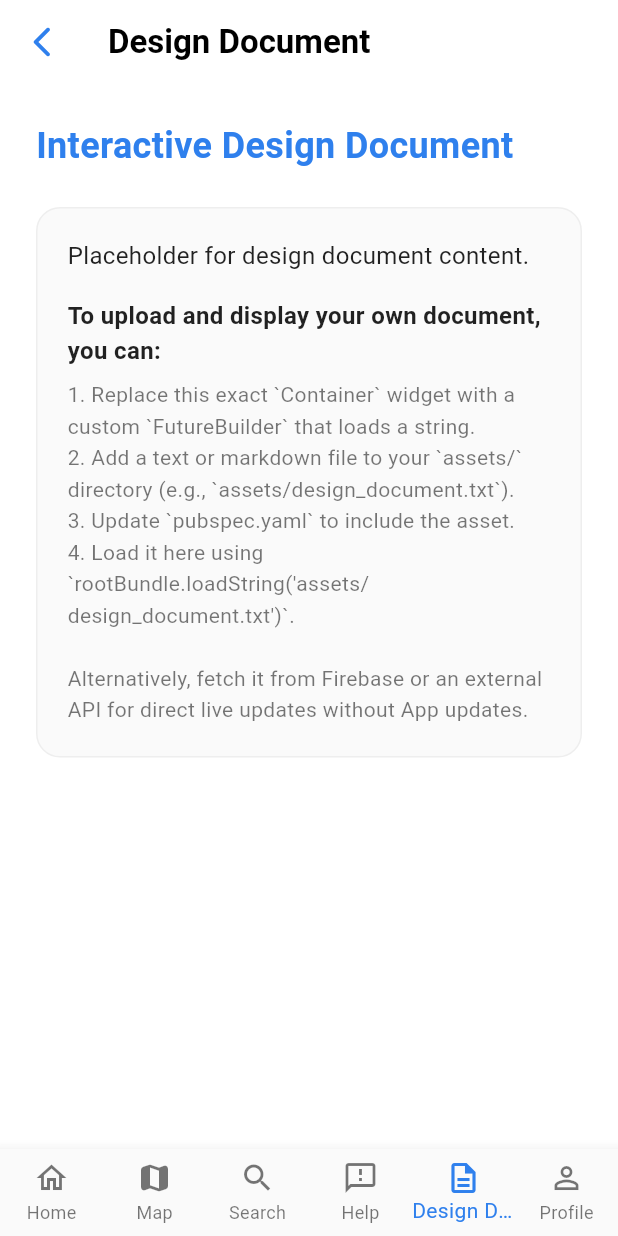
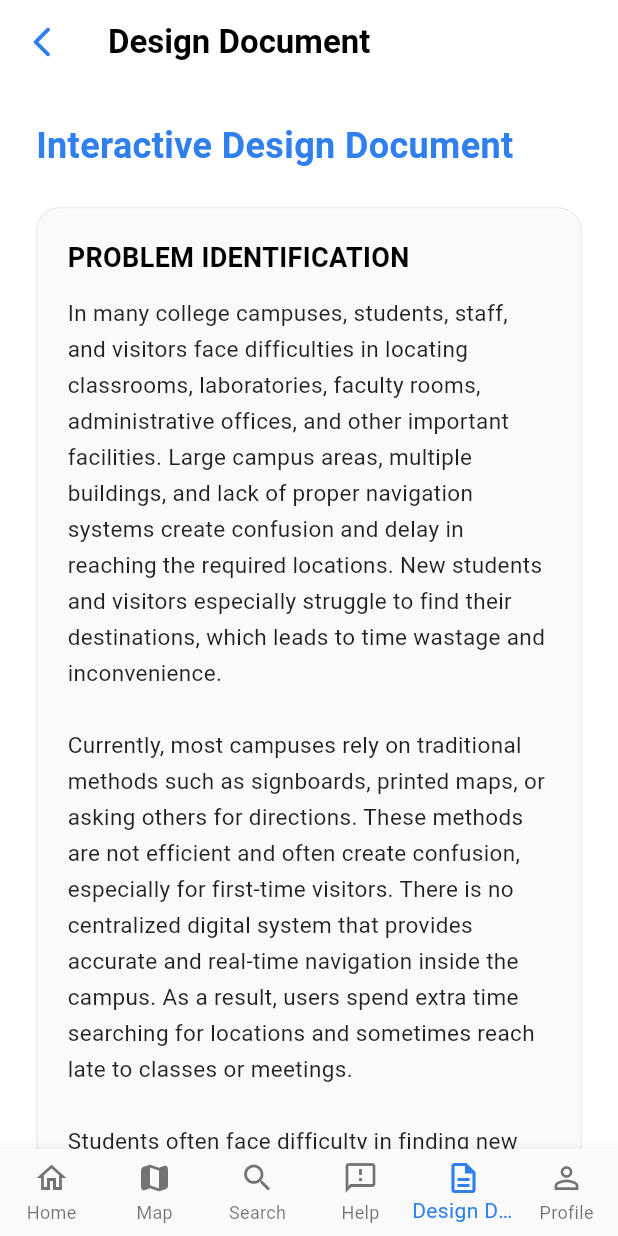
Before and after one commit to KaturiVivekSai/Smart-Campus-Navigator, a Flutter app: the DocsScreen screen opened directly, on a phone screen of 412 x 824 dp. Run offline on Flutter 3.47's test engine with Material 3 defaults, Android fonts, the phone set to English and light mode, and no system bars; Roboto replaces fonts that are missing (Poppins).

Commit message:
Update docs_screen.dart

```diff
--- a/lib/screens/docs_screen.dart
+++ b/lib/screens/docs_screen.dart
@@ -35,24 +35,65 @@ class DocsScreen extends StatelessWidget {
               ),
               child: Column(
                 crossAxisAlignment: CrossAxisAlignment.start,
-                children: const [
-                  Text(
-                    'Placeholder for design document content.',
-                    style: TextStyle(fontSize: 16, height: 1.5, color: Colors.black87),
+                children: [
+
+                  /// PROBLEM IDENTIFICATION
+                  const Text(
+                    'PROBLEM IDENTIFICATION',
+                    style: TextStyle(
+                      fontSize: 18,
+                      fontWeight: FontWeight.bold,
+                      color: Colors.black,
+                    ),
                   ),
-                  SizedBox(height: 16),
-                  Text(
-                    'To upload and display your own document, you can:',
-                    style: TextStyle(fontSize: 16, fontWeight: FontWeight.bold, color: Colors.black87),
+
+                  const SizedBox(height: 12),
+
+                  const Text(
+                    'In many college campuses, students, staff, and visitors face difficulties in locating classrooms, laboratories, faculty rooms, administrative offices, and other important facilities. Large campus areas, multiple buildings, and lack of proper navigation systems create confusion and delay in reaching the required locations. New students and visitors especially struggle to find their destinations, which leads to time wastage and inconvenience.\n\n'
+                    'Currently, most campuses rely on traditional methods such as signboards, printed maps, or asking others for directions. These methods are not efficient and often create confusion, especially for first-time visitors. There is no centralized digital system that provides accurate and real-time navigation inside the campus. As a result, users spend extra time searching for locations and sometimes reach late to classes or meetings.\n\n'
+                    'Students often face difficulty in finding new classrooms or laboratories when schedules change. Staff members sometimes struggle to guide visitors or new students due to lack of a proper navigation system. Visitors coming for admissions, events, or meetings face confusion while moving around the campus. Emergency situations also become difficult to handle without proper location guidance.\n\n'
+                    'The major problems identified in the campus navigation system include:\n\n'
+                    '• Difficulty in locating classrooms and laboratories\n'
+                    '• Lack of real-time campus navigation\n'
+                    '• Time wastage in searching for locations\n'
+                    '• Confusion among new students and visitors\n'
+                    '• Dependence on signboards and manual directions\n'
+                    '• No centralized digital campus navigation system\n'
+                    '• Difficulty in handling emergency location support\n\n'
+                    'These problems clearly show the need for a smart and efficient campus navigation system. Therefore, the Smart Campus Navigator project is proposed to provide a digital solution that helps users easily locate places and navigate within the campus without confusion.',
+                    style: TextStyle(
+                      fontSize: 15,
+                      height: 1.6,
+                      color: Colors.black87,
+                    ),
                   ),
-                  SizedBox(height: 8),
-                  Text(
-                    '1. Replace this exact `Container` widget with a custom `FutureBuilder` that loads a string.\n'
-                    '2. Add a text or markdown file to your `assets/` directory (e.g., `assets/design_document.txt`).\n'
-                    '3. Update `pubspec.yaml` to include the asset.\n'
-                    '4. Load it here using `rootBundle.loadString(\'assets/design_document.txt\')`.\n'
-                    '\nAlternatively, fetch it from Firebase or an external API for direct live updates without App updates.',
-                    style: TextStyle(fontSize: 14, height: 1.5, color: Colors.black54),
+
+                  const SizedBox(height: 24),
+
+                  /// ABSTRACT
+                  const Text(
+                    'ABSTRACT',
+                    style: TextStyle(
+                      fontSize: 18,
+                      fontWeight: FontWeight.bold,
+                      color: Colors.black,
+                    ),
+                  ),
+
+                  const SizedBox(height: 12),
+
+                  const Text(
+                    'The Smart Campus Navigator is a Design Thinking and Innovation (DT&I) project developed to solve the common problem of navigation and location identification within a college campus. Many students, staff members, and visitors face difficulty in finding classrooms, laboratories, faculty rooms, and important campus facilities due to lack of proper navigation systems. This creates confusion, wastes time, and reduces efficiency in campus movement.\n\n'
+                    'The main objective of this project is to design a smart and user-friendly campus navigation system that helps users easily locate places within the campus using a mobile application. The system provides an interactive campus map, search functionality, GPS-based navigation, and real-time route guidance to help users reach their destination quickly and efficiently.\n\n'
+                    'This project follows the Design Thinking methodology, which includes understanding user needs, identifying problems, creating personas and empathy maps, defining problem statements, generating innovative ideas, developing prototypes, and testing the solution. The Smart Campus Navigator focuses on providing a simple, accessible, and efficient navigation system for students, staff, and visitors.\n\n'
+                    'The proposed solution improves campus accessibility, reduces confusion, saves time, and enhances the overall campus experience. The system also includes emergency support features and user-friendly interface design to ensure easy usage by all users.\n\n'
+                    'This project demonstrates how Design Thinking can be used to develop innovative solutions for real-world campus problems and create a smart digital environment in educational institutions.',
+                    style: TextStyle(
+                      fontSize: 15,
+                      height: 1.6,
+                      color: Colors.black87,
+                    ),
                   ),
                 ],
               ),
```
